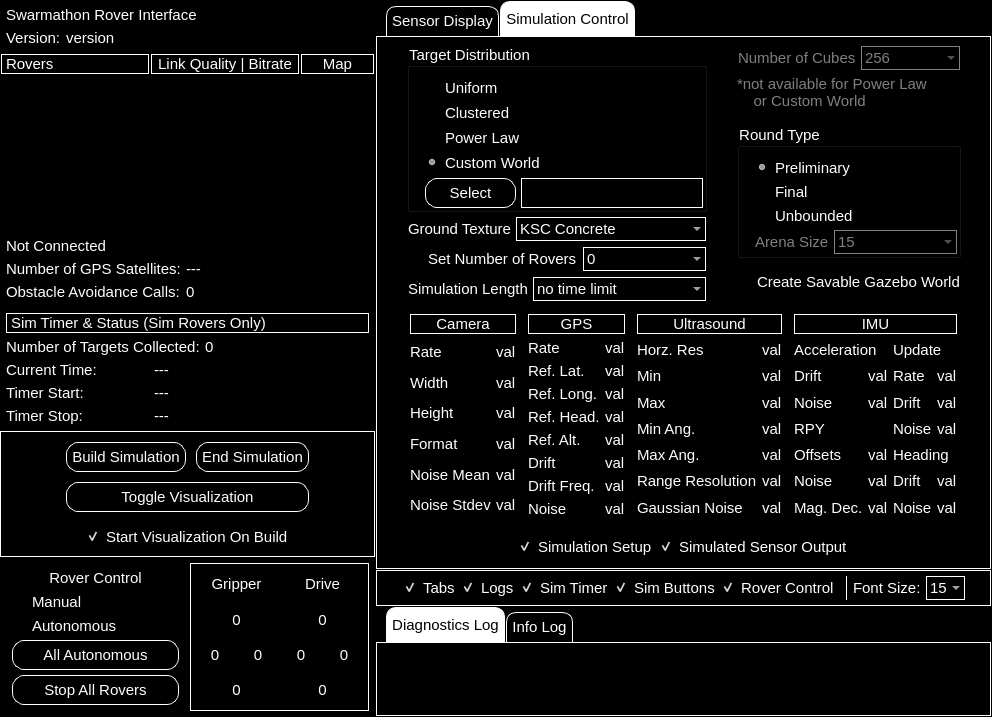
The window that src/rover_gui_plugin.ui (BCLab-UNM/SwarmathonIV-Cabrillo-Public) describes before a commit, drawn with Qt 5.
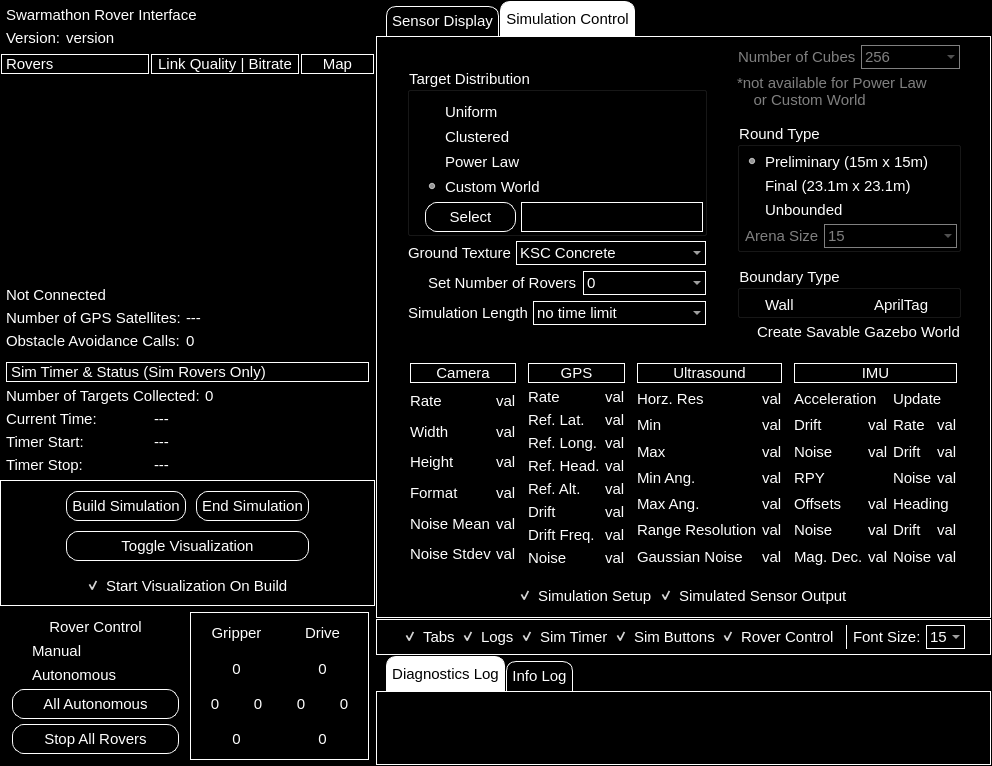
The same window after the commit. Custom widgets are drawn as their Qt base class.

Commit message:
added prototype GUI elements to be implemented in this enhancement
Currently, the new GUI elements are not connnected and don't do
anything yet. Experimenting with design/naming/implementation
choices.

The edit to the form file:
```diff
--- a/src/rover_gui_plugin.ui
+++ b/src/rover_gui_plugin.ui
@@ -3022,10 +3022,10 @@
                   </property>
                   <layout class="QGridLayout" name="gridLayout_7">
                    <property name="leftMargin">
-                    <number>15</number>
+                    <number>5</number>
                    </property>
                    <property name="topMargin">
-                    <number>10</number>
+                    <number>5</number>
                    </property>
                    <property name="rightMargin">
                     <number>1</number>
@@ -3042,7 +3042,7 @@
                       <string notr="true">color:rgb(255, 255, 255);</string>
                      </property>
                      <property name="text">
-                      <string>Preliminary</string>
+                      <string>Preliminary (15m x 15m)</string>
                      </property>
                      <property name="checked">
                       <bool>true</bool>
@@ -3055,7 +3055,7 @@
                       <string notr="true">color:rgb(255, 255, 255);</string>
                      </property>
                      <property name="text">
-                      <string>Final</string>
+                      <string>Final (23.1m x 23.1m)</string>
                      </property>
                     </widget>
                    </item>
@@ -3193,6 +3193,44 @@
                   </property>
                  </spacer>
                 </item>
+                <item>
+                 <widget class="QGroupBox" name="round_type_wall_group">
+                  <property name="title">
+                   <string>Boundary Type</string>
+                  </property>
+                  <layout class="QGridLayout" name="gridLayout_18">
+                   <property name="leftMargin">
+                    <number>5</number>
+                   </property>
+                   <property name="topMargin">
+                    <number>5</number>
+                   </property>
+                   <property name="rightMargin">
+                    <number>1</number>
+                   </property>
+                   <property name="bottomMargin">
+                    <number>1</number>
+                   </property>
+                   <property name="spacing">
+                    <number>5</number>
+                   </property>
+                   <item row="0" column="0">
+                    <widget class="QRadioButton" name="radioButton">
+                     <property name="text">
+                      <string>Wall</string>
+                     </property>
+                    </widget>
+                   </item>
+                   <item row="0" column="1">
+                    <widget class="QRadioButton" name="radioButton_2">
+                     <property name="text">
+                      <string>AprilTag</string>
+                     </property>
+                    </widget>
+                   </item>
+                  </layout>
+                 </widget>
+                </item>
                 <item>
                  <widget class="QCheckBox" name="create_savable_world_checkbox">
                   <property name="styleSheet">
```
